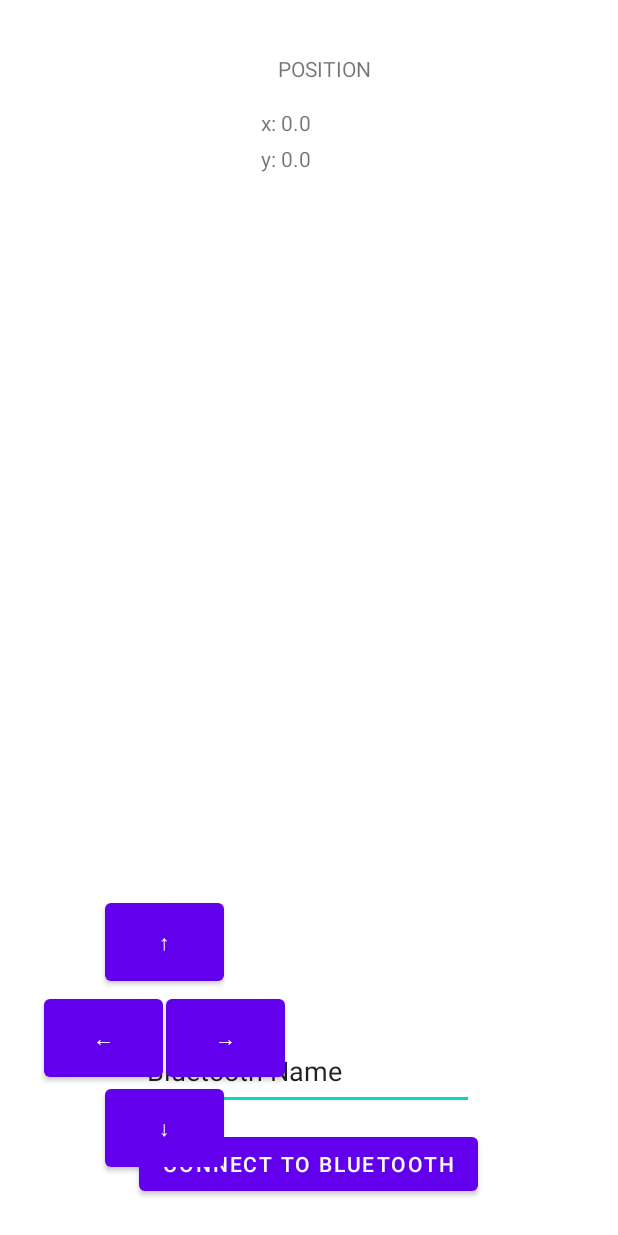
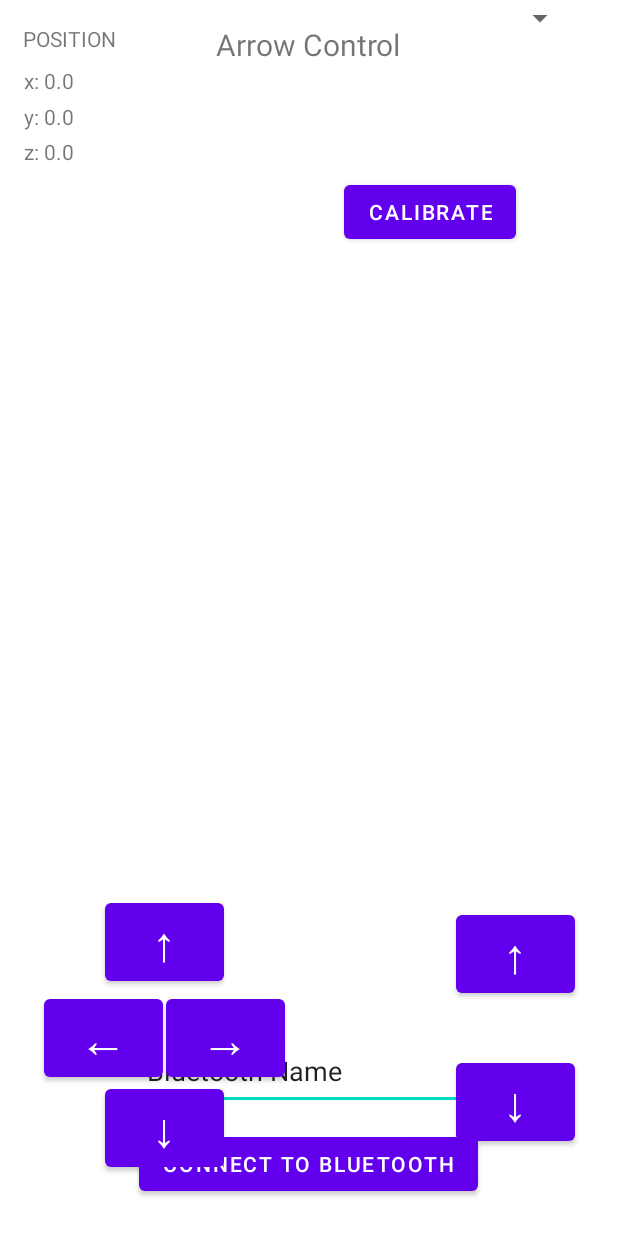
Before and after one commit to NoobiesDoobies/Tubes-LTFII, an Android app: the layout activity_main.xml on its own in the app's theme, with its tools: preview values and no code run, on a phone screen of 412 x 824 dp. Run offline under Robolectric (Android 15) with nearby library versions, the phone set to English and light mode, and no system bars.

Commit message:
add kalibrasi and mode switching

```diff
--- a/Kotlin/app/src/main/res/layout/activity_main.xml
+++ b/Kotlin/app/src/main/res/layout/activity_main.xml
@@ -8,6 +8,34 @@
     tools:layout_editor_absoluteX="-1dp"
     tools:layout_editor_absoluteY="-5dp">
 
+
+    <Button
+        android:id="@+id/btnZPos"
+        android:layout_width="79dp"
+        android:layout_height="64dp"
+        android:layout_marginBottom="156dp"
+        android:text="\u2191"
+
+        android:textSize="32dp"
+        app:layout_constraintBottom_toBottomOf="parent"
+        app:layout_constraintEnd_toEndOf="parent"
+        app:layout_constraintHorizontal_bias="0.844"
+        app:layout_constraintStart_toEndOf="@+id/btnUp" />
+
+    <Button
+        android:id="@+id/btnZNeg"
+        android:layout_width="79dp"
+        android:layout_height="64dp"
+        android:layout_marginBottom="40dp"
+
+        android:text="\u2193"
+        android:textSize="32dp"
+        app:layout_constraintBottom_toBottomOf="parent"
+        app:layout_constraintEnd_toEndOf="parent"
+        app:layout_constraintHorizontal_bias="0.844"
+        app:layout_constraintStart_toEndOf="@+id/btnDown"
+        app:layout_constraintTop_toBottomOf="@+id/btnZPos"
+        app:layout_constraintVertical_bias="0.673" />
 
     <Button
         android:id="@+id/btnConnect"
@@ -41,10 +69,13 @@
         android:layout_height="64dp"
         android:layout_marginBottom="164dp"
         android:text="\u2191"
+
         app:layout_constraintBottom_toBottomOf="parent"
         app:layout_constraintEnd_toEndOf="parent"
         app:layout_constraintHorizontal_bias="0.21"
-        app:layout_constraintStart_toStartOf="parent" />
+        app:layout_constraintStart_toStartOf="parent"
+        android:textSize="32dp"/>
+
 
     <Button
         android:id="@+id/btnLeft"
@@ -55,7 +86,8 @@
         app:layout_constraintBottom_toBottomOf="parent"
         app:layout_constraintEnd_toEndOf="parent"
         app:layout_constraintHorizontal_bias="0.088"
-        app:layout_constraintStart_toStartOf="parent" />
+        app:layout_constraintStart_toStartOf="parent"
+        android:textSize="32dp" />
 
     <Button
         android:id="@+id/btnDown"
@@ -63,10 +95,12 @@
         android:layout_height="64dp"
         android:layout_marginBottom="40dp"
         android:text="\u2193"
+        android:textAlignment="center"
         app:layout_constraintBottom_toBottomOf="parent"
         app:layout_constraintEnd_toEndOf="parent"
         app:layout_constraintHorizontal_bias="0.21"
-        app:layout_constraintStart_toStartOf="parent" />
+        app:layout_constraintStart_toStartOf="parent"
+        android:textSize="32dp"/>
 
     <Button
         android:id="@+id/btnRight"
@@ -77,16 +111,40 @@
         app:layout_constraintBottom_toBottomOf="parent"
         app:layout_constraintEnd_toEndOf="parent"
         app:layout_constraintHorizontal_bias="0.332"
-        app:layout_constraintStart_toStartOf="parent" />
+        app:layout_constraintStart_toStartOf="parent"
+        android:textSize="32dp"/>
+
+    <TextView
+        android:id="@+id/positionText"
+        android:layout_width="wrap_content"
+        android:layout_height="wrap_content"
+        android:layout_marginTop="16dp"
+        android:text="POSITION"
+        app:layout_constraintEnd_toEndOf="parent"
+        app:layout_constraintHorizontal_bias="0.044"
+        app:layout_constraintStart_toStartOf="parent"
+        app:layout_constraintTop_toTopOf="parent" />
+
+    <TextView
+        android:id="@+id/arrowControlText"
+        android:layout_width="wrap_content"
+        android:layout_height="wrap_content"
+        android:layout_marginTop="16dp"
+        android:text="Arrow Control"
+        android:textSize="20dp"
+        app:layout_constraintEnd_toEndOf="parent"
+        app:layout_constraintHorizontal_bias="0.499"
+        app:layout_constraintStart_toStartOf="parent"
+        app:layout_constraintTop_toTopOf="parent" />
 
     <TextView
         android:id="@+id/xText"
         android:layout_width="wrap_content"
         android:layout_height="wrap_content"
-        android:layout_marginTop="72dp"
+        android:layout_marginTop="44dp"
         android:text="x: 0.0"
         app:layout_constraintEnd_toEndOf="parent"
-        app:layout_constraintHorizontal_bias="0.46"
+        app:layout_constraintHorizontal_bias="0.043"
         app:layout_constraintStart_toStartOf="parent"
         app:layout_constraintTop_toTopOf="parent" />
 
@@ -94,29 +152,49 @@
         android:id="@+id/yText"
         android:layout_width="wrap_content"
         android:layout_height="wrap_content"
-        android:layout_marginTop="96dp"
+        android:layout_marginTop="68dp"
         android:text="y: 0.0"
         app:layout_constraintEnd_toEndOf="parent"
-        app:layout_constraintHorizontal_bias="0.46"
+        app:layout_constraintHorizontal_bias="0.043"
         app:layout_constraintStart_toStartOf="parent"
         app:layout_constraintTop_toTopOf="parent" />
+
+    <TextView
+        android:id="@+id/zText"
+        android:layout_width="wrap_content"
+        android:layout_height="wrap_content"
+        android:layout_marginTop="4dp"
+        android:text="z: 0.0"
+        app:layout_constraintEnd_toEndOf="parent"
+        app:layout_constraintHorizontal_bias="0.043"
+        app:layout_constraintStart_toStartOf="parent"
+        app:layout_constraintTop_toBottomOf="@+id/yText" />
+
 
     <androidx.constraintlayout.widget.Guideline
         android:id="@+id/guideline"
         android:layout_width="wrap_content"
         android:layout_height="wrap_content"
         android:orientation="vertical"
-        app:layout_constraintGuide_begin="20dp" />
+        app:layout_constraintGuide_begin="157dp" />
 
-    <TextView
-        android:id="@+id/positionText"
+    <Button
+        android:id="@+id/calibrate"
         android:layout_width="wrap_content"
         android:layout_height="wrap_content"
-        android:layout_marginTop="36dp"
-        android:text="POSITION"
+        android:layout_marginEnd="68dp"
+        android:text="Calibrate"
+        app:layout_constraintBottom_toBottomOf="parent"
         app:layout_constraintEnd_toEndOf="parent"
-        app:layout_constraintHorizontal_bias="0.529"
-        app:layout_constraintStart_toStartOf="parent"
+        app:layout_constraintTop_toTopOf="parent"
+        app:layout_constraintVertical_bias="0.151" />
+
+    <Spinner
+        android:id="@+id/spinnerControl"
+        android:layout_width="100dp"
+        android:layout_height="wrap_content"
+        android:layout_marginEnd="28dp"
+        app:layout_constraintEnd_toEndOf="parent"
         app:layout_constraintTop_toTopOf="parent" />
 
 
```
Also changed, not shown: Kotlin/app/src/main/java/com/example/bluetooth_template_ltf/MainActivity.kt (+74 -45 lines), Kotlin/app/src/main/java/com/example/bluetooth_template_ltf/SpinnerActivity.kt (added, +48 -0 lines), Kotlin/app/src/main/res/layout/servo_control.xml (added, +17 -0 lines).
